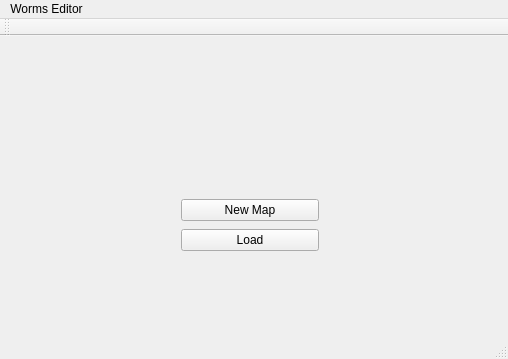
First picture: the form in Editor/Windows/mainwindow.ui, repository fedefunes96/worms, before the edit.
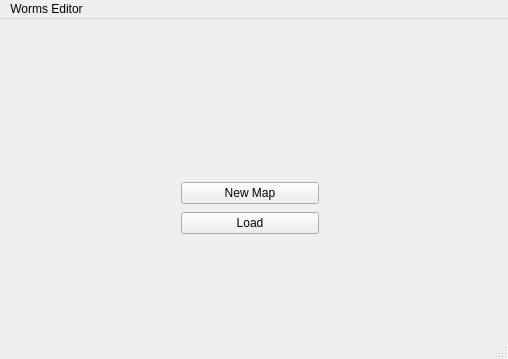
Second picture: the form after the edit.

Patch:
```diff
--- a/Editor/Windows/mainwindow.ui
+++ b/Editor/Windows/mainwindow.ui
@@ -57,14 +57,6 @@
    </widget>
    <addaction name="menuWorms_Editor"/>
   </widget>
-  <widget class="QToolBar" name="mainToolBar">
-   <attribute name="toolBarArea">
-    <enum>TopToolBarArea</enum>
-   </attribute>
-   <attribute name="toolBarBreak">
-    <bool>false</bool>
-   </attribute>
-  </widget>
   <widget class="QStatusBar" name="statusBar"/>
  </widget>
  <layoutdefault spacing="6" margin="11"/>
```
